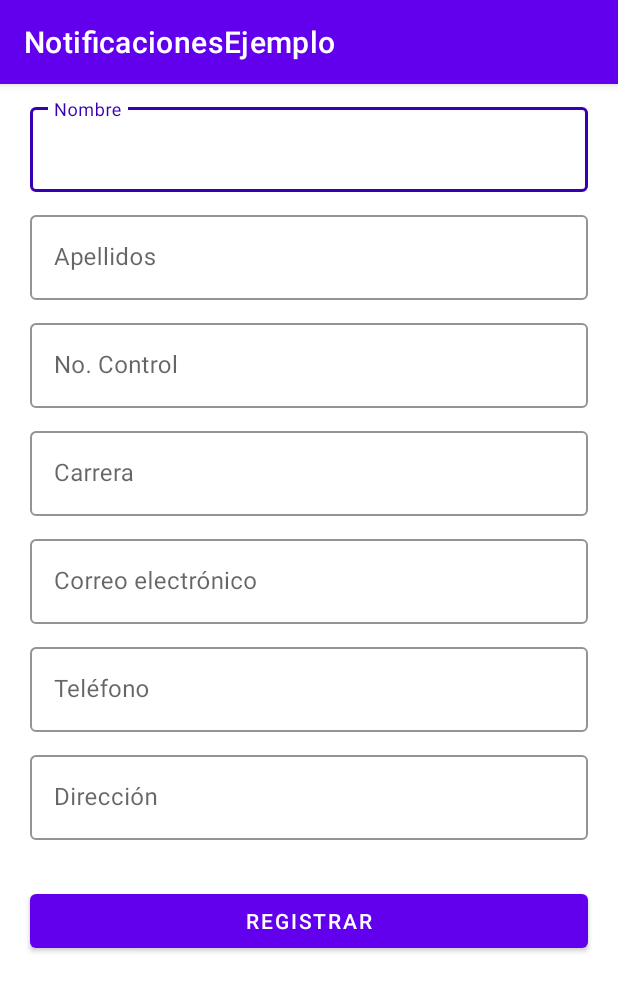
After one commit to SalvadorMoradoQuiroz/NotificacionesEjemplo, an Android app: the AddDataActivity screen opened directly, with no data from a screen before it, on a phone screen of 412 x 824 dp. The commit adds this screen. Shown: the top 991 px of the screen. Run offline under Robolectric (Android 15) with nearby library versions, the phone set to English and light mode, and no system bars.

Commit message:
Add SendNoti, AddData

```diff
--- a/app/build.gradle
+++ b/app/build.gradle
@@ -43,4 +43,6 @@ dependencies {
     testImplementation 'junit:junit:4.13.2'
     androidTestImplementation 'androidx.test.ext:junit:1.1.3'
     androidTestImplementation 'androidx.test.espresso:espresso-core:3.4.0'
+
+    implementation 'com.google.code.gson:gson:2.8.6'
 }
--- /dev/null
+++ b/app/src/main/java/com/salvadormorado/notificacionesejemplo/AddDataActivity.kt
@@ -0,0 +1,116 @@
+package com.salvadormorado.notificacionesejemplo
+
+import android.app.ProgressDialog
+import androidx.appcompat.app.AppCompatActivity
+import android.os.Bundle
+import android.util.Log
+import android.widget.Button
+import android.widget.Toast
+import com.google.android.material.snackbar.Snackbar
+import com.google.android.material.textfield.TextInputLayout
+import kotlinx.coroutines.Dispatchers
+import kotlinx.coroutines.GlobalScope
+import kotlinx.coroutines.launch
+import kotlinx.coroutines.withContext
+import org.json.JSONObject
+import java.io.OutputStreamWriter
+import java.net.HttpURLConnection
+import java.net.URL
+
+class AddDataActivity : AppCompatActivity() {
+
+    private var progressBar: ProgressDialog? = null
+
+    private lateinit var button_RegisterData: Button
+    private lateinit var textInputLayout_Name: TextInputLayout
+    private lateinit var textInputLayout_Lastname: TextInputLayout
+    private lateinit var textInputLayout_ControlNumber: TextInputLayout
+    private lateinit var textInputLayout_Career: TextInputLayout
+    private lateinit var textInputLayout_Email: TextInputLayout
+    private lateinit var textInputLayout_Phone: TextInputLayout
+    private lateinit var textInputLayout_Address: TextInputLayout
+
+    override fun onCreate(savedInstanceState: Bundle?) {
+        super.onCreate(savedInstanceState)
+        setContentView(R.layout.activity_add_data)
+
+        progressBar = ProgressDialog(this@AddDataActivity)
+        progressBar!!.setMessage("Subiendo datos, por favor espere...")
+
+        button_RegisterData = findViewById(R.id.button_RegisterData)
+        textInputLayout_Name = findViewById(R.id.textInputLayout_Name)
+        textInputLayout_Lastname = findViewById(R.id.textInputLayout_Lastname)
+        textInputLayout_ControlNumber = findViewById(R.id.textInputLayout_ControlNumber)
+        textInputLayout_Career = findViewById(R.id.textInputLayout_Career)
+        textInputLayout_Email = findViewById(R.id.textInputLayout_Email)
+        textInputLayout_Phone = findViewById(R.id.textInputLayout_Phone)
+        textInputLayout_Address = findViewById(R.id.textInputLayout_Address)
+
+        button_RegisterData.setOnClickListener {
+            val name = textInputLayout_Name.editText!!.text
+            val lastName = textInputLayout_Lastname.editText!!.text
+            val controlNumber = textInputLayout_ControlNumber.editText!!.text
+            val career = textInputLayout_Career.editText!!.text
+            val email = textInputLayout_Email.editText!!.text
+            val phone = textInputLayout_Phone.editText!!.text
+            val address = textInputLayout_Address.editText!!.text
+
+            if (name.isNotEmpty() && lastName.isNotEmpty() && controlNumber.isNotEmpty() && career.isNotEmpty() &&
+                email.isNotEmpty() && phone.isNotEmpty() && address.isNotEmpty()
+            ) {
+                val json = JSONObject()
+                json.put("name", name)
+                json.put("lastName", lastName)
+                json.put("controlNumber", controlNumber)
+                json.put("career", career)
+                json.put("email", email)
+                json.put("phone", phone)
+                json.put("address", address)
+                sendData(json.toString())
+            }else{
+                Snackbar.make(it, "Llena todos los campos.", Snackbar.LENGTH_SHORT).show()
+            }
+        }
+    }
+
+    fun sendData(jsonString:String) {
+
+        progressBar!!.show()
+
+        GlobalScope.launch {
+            Dispatchers.IO
+            val url = URL("http://192.168.0.105/notificacionespushtopics/altaRealTime.php")
+
+            val httpURLConnection = url.openConnection() as HttpURLConnection
+            httpURLConnection.requestMethod = "POST"
+            httpURLConnection.setRequestProperty("Content-Type", "application/json")
+            httpURLConnection.setRequestProperty("Accept", "application/json")
+            httpURLConnection.doInput = true
+            httpURLConnection.doOutput = true
+
+            val outputStreamWritter = OutputStreamWriter(httpURLConnection.outputStream)
+            outputStreamWritter.write(jsonString)
+            outputStreamWritter.flush()
+
+            val responseCode = httpURLConnection.responseCode
+            if (responseCode == HttpURLConnection.HTTP_OK) {
+                val response = httpURLConnection.inputStream.bufferedReader().use { it.readLine() }
+                withContext(Dispatchers.Main) {
+                    //val gson = GsonBuilder().setPrettyPrinting().create()
+                    //val gsonAux = gson.toJson(JsonParser.parseString(response))
+                    Log.e("response", response.toString())
+                    if (response.toString().equals("{success:1}")) {
+                        progressBar!!.dismiss()
+                        Toast.makeText(applicationContext, "Se enviaron con exito los datos.", Toast.LENGTH_SHORT).show()
+                    } else {
+                        progressBar!!.dismiss()
+                        Toast.makeText(applicationContext, "No se enviaron los datos, intenta de nuevo.", Toast.LENGTH_SHORT).show()
+                    }
+
+                }
+            }else{
+                Log.e("HTTP ERROR DE CONEXIÓN", "")
+            }
+        }
+    }
+}
--- /dev/null
+++ b/app/src/main/res/drawable/ic_baseline_notification_add_24.xml
@@ -0,0 +1,5 @@
+<vector android:height="24dp" android:tint="#000000"
+    android:viewportHeight="24" android:viewportWidth="24"
+    android:width="24dp" xmlns:android="http://schemas.android.com/apk/res/android">
+    <path android:fillColor="@android:color/white" android:pathData="M10,20h4c0,1.1 -0.9,2 -2,2S10,21.1 10,20zM14,9c0,2.61 1.67,4.83 4,5.66L18,17h2v2H4v-2h2v-7c0,-2.79 1.91,-5.14 4.5,-5.8V3.5C10.5,2.67 11.17,2 12,2s1.5,0.67 1.5,1.5v0.7c0.71,0.18 1.36,0.49 1.95,0.9C14.54,6.14 14,7.51 14,9zM24,8h-3V5h-2v3h-3v2h3v3h2v-3h3V8z"/>
+</vector>
--- /dev/null
+++ b/app/src/main/res/drawable/ic_baseline_person_add_alt_1_24.xml
@@ -0,0 +1,5 @@
+<vector android:height="24dp" android:tint="#000000"
+    android:viewportHeight="24" android:viewportWidth="24"
+    android:width="24dp" xmlns:android="http://schemas.android.com/apk/res/android">
+    <path android:fillColor="@android:color/white" android:pathData="M13,8c0,-2.21 -1.79,-4 -4,-4S5,5.79 5,8s1.79,4 4,4S13,10.21 13,8zM15,10v2h3v3h2v-3h3v-2h-3V7h-2v3H15zM1,18v2h16v-2c0,-2.66 -5.33,-4 -8,-4S1,15.34 1,18z"/>
+</vector>
--- /dev/null
+++ b/app/src/main/res/layout/activity_add_data.xml
@@ -0,0 +1,159 @@
+<?xml version="1.0" encoding="utf-8"?>
+<LinearLayout xmlns:android="http://schemas.android.com/apk/res/android"
+    xmlns:app="http://schemas.android.com/apk/res-auto"
+    xmlns:tools="http://schemas.android.com/tools"
+    android:layout_width="match_parent"
+    android:layout_height="match_parent"
+    android:orientation="vertical"
+    tools:context=".SendNotiActivity">
+
+    <com.google.android.material.textfield.TextInputLayout
+        android:id="@+id/textInputLayout_Name"
+        style="@style/Widget.MaterialComponents.TextInputLayout.OutlinedBox"
+        android:layout_width="match_parent"
+        android:layout_height="wrap_content"
+        android:layout_marginStart="20dp"
+        android:layout_marginTop="10dp"
+        android:layout_marginEnd="20dp"
+        android:backgroundTint="@color/purple_700"
+        android:hint="Nombre"
+        app:boxStrokeColor="@color/purple_700"
+        app:hintTextColor="@color/purple_700">
+
+        <com.google.android.material.textfield.TextInputEditText
+            android:layout_width="match_parent"
+            android:layout_height="wrap_content"
+            android:inputType="textPersonName"
+            tools:ignore="TextContrastCheck,SpeakableTextPresentCheck" />
+    </com.google.android.material.textfield.TextInputLayout>
+
+    <com.google.android.material.textfield.TextInputLayout
+        android:id="@+id/textInputLayout_Lastname"
+        style="@style/Widget.MaterialComponents.TextInputLayout.OutlinedBox"
+        android:layout_width="match_parent"
+        android:layout_height="wrap_content"
+        android:layout_marginStart="20dp"
+        android:layout_marginTop="10dp"
+        android:layout_marginEnd="20dp"
+        android:backgroundTint="@color/purple_700"
+        android:hint="Apellidos"
+        app:boxStrokeColor="@color/purple_700"
+        app:hintTextColor="@color/purple_700">
+
+        <com.google.android.material.textfield.TextInputEditText
+            android:layout_width="match_parent"
+            android:layout_height="wrap_content"
+            android:inputType="textPersonName"
+            tools:ignore="TextContrastCheck,SpeakableTextPresentCheck" />
+    </com.google.android.material.textfield.TextInputLayout>
+
+    <com.google.android.material.textfield.TextInputLayout
+        android:id="@+id/textInputLayout_ControlNumber"
+        style="@style/Widget.MaterialComponents.TextInputLayout.OutlinedBox"
+        android:layout_width="match_parent"
+        android:layout_height="wrap_content"
+        android:layout_marginStart="20dp"
+        android:layout_marginTop="10dp"
+        android:layout_marginEnd="20dp"
+        android:backgroundTint="@color/purple_700"
+        android:hint="No. Control"
+        app:boxStrokeColor="@color/purple_700"
+        app:hintTextColor="@color/purple_700">
+
+        <com.google.android.material.textfield.TextInputEditText
+            android:layout_width="match_parent"
+            android:layout_height="wrap_content"
+            android:inputType="number"
+            tools:ignore="TextContrastCheck,SpeakableTextPresentCheck" />
+    </com.google.android.material.textfield.TextInputLayout>
+
+    <com.google.android.material.textfield.TextInputLayout
+        android:id="@+id/textInputLayout_Career"
+        style="@style/Widget.MaterialComponents.TextInputLayout.OutlinedBox"
+        android:layout_width="match_parent"
+        android:layout_height="wrap_content"
+        android:layout_marginStart="20dp"
+        android:layout_marginTop="10dp"
+        android:layout_marginEnd="20dp"
+        android:backgroundTint="@color/purple_700"
+        android:hint="Carrera"
+        app:boxStrokeColor="@color/purple_700"
+        app:hintTextColor="@color/purple_700">
+
+        <com.google.android.material.textfield.TextInputEditText
+            android:layout_width="match_parent"
+            android:layout_height="wrap_content"
+            android:inputType="textPersonName"
+            tools:ignore="TextContrastCheck,SpeakableTextPresentCheck" />
+    </com.google.android.material.textfield.TextInputLayout>
+
+    <com.google.android.material.textfield.TextInputLayout
+        android:id="@+id/textInputLayout_Email"
+        style="@style/Widget.MaterialComponents.TextInputLayout.OutlinedBox"
+        android:layout_width="match_parent"
+        android:layout_height="wrap_content"
+        android:layout_marginStart="20dp"
+        android:layout_marginTop="10dp"
+        android:layout_marginEnd="20dp"
+        android:backgroundTint="@color/purple_700"
+        android:hint="Correo electrónico"
+        app:boxStrokeColor="@color/purple_700"
+        app:hintTextColor="@color/purple_700">
+
+        <com.google.android.material.textfield.TextInputEditText
+            android:layout_width="match_parent"
+            android:layout_height="wrap_content"
+            android:inputType="textEmailAddress"
+            tools:ignore="TextContrastCheck,SpeakableTextPresentCheck" />
+    </com.google.android.material.textfield.TextInputLayout>
+
+    <com.google.android.material.textfield.TextInputLayout
+        android:id="@+id/textInputLayout_Phone"
+        style="@style/Widget.MaterialComponents.TextInputLayout.OutlinedBox"
+        android:layout_width="match_parent"
+        android:layout_height="wrap_content"
+        android:layout_marginStart="20dp"
+        android:layout_marginTop="10dp"
+        android:layout_marginEnd="20dp"
+        android:backgroundTint="@color/purple_700"
+        android:hint="Teléfono"
+        app:boxStrokeColor="@color/purple_700"
+        app:hintTextColor="@color/purple_700">
+
+        <com.google.android.material.textfield.TextInputEditText
+            android:layout_width="match_parent"
+            android:layout_height="wrap_content"
+            android:inputType="number"
+            tools:ignore="TextContrastCheck,SpeakableTextPresentCheck" />
+    </com.google.android.material.textfield.TextInputLayout>
+
+    <com.google.android.material.textfield.TextInputLayout
+        android:id="@+id/textInputLayout_Address"
+        style="@style/Widget.MaterialComponents.TextInputLayout.OutlinedBox"
+        android:layout_width="match_parent"
+        android:layout_height="wrap_content"
+        android:layout_marginStart="20dp"
+        android:layout_marginTop="10dp"
+        android:layout_marginEnd="20dp"
+        android:backgroundTint="@color/purple_700"
+        android:hint="Dirección"
+        app:boxStrokeColor="@color/purple_700"
+        app:hintTextColor="@color/purple_700">
+
+        <com.google.android.material.textfield.TextInputEditText
+            android:layout_width="match_parent"
+            android:layout_height="wrap_content"
+            android:inputType="textPersonName"
+            tools:ignore="TextContrastCheck,SpeakableTextPresentCheck" />
+    </com.google.android.material.textfield.TextInputLayout>
+
+    <Button
+        android:id="@+id/button_RegisterData"
+        android:layout_width="match_parent"
+        android:layout_height="wrap_content"
+        android:layout_marginLeft="20dp"
+        android:layout_marginTop="30dp"
+        android:layout_marginRight="20dp"
+        android:text="Registrar" />
+
+</LinearLayout>
```
Also changed, not shown: app/src/main/AndroidManifest.xml (+26 -5 lines), app/src/main/java/com/salvadormorado/notificacionesejemplo/MainActivity.kt (+18 -4 lines), app/src/main/java/com/salvadormorado/notificacionesejemplo/MyFirebaseMessagingService.kt (+86 -54 lines), app/src/main/java/com/salvadormorado/notificacionesejemplo/NotificationSuscriptor.kt (added, +11 -0 lines), app/src/main/java/com/salvadormorado/notificacionesejemplo/SendNotiActivity.kt (added, +94 -0 lines), app/src/main/res/layout/activity_main.xml (+27 -1 lines), app/src/main/res/layout/activity_send_noti.xml (added, +59 -0 lines).
